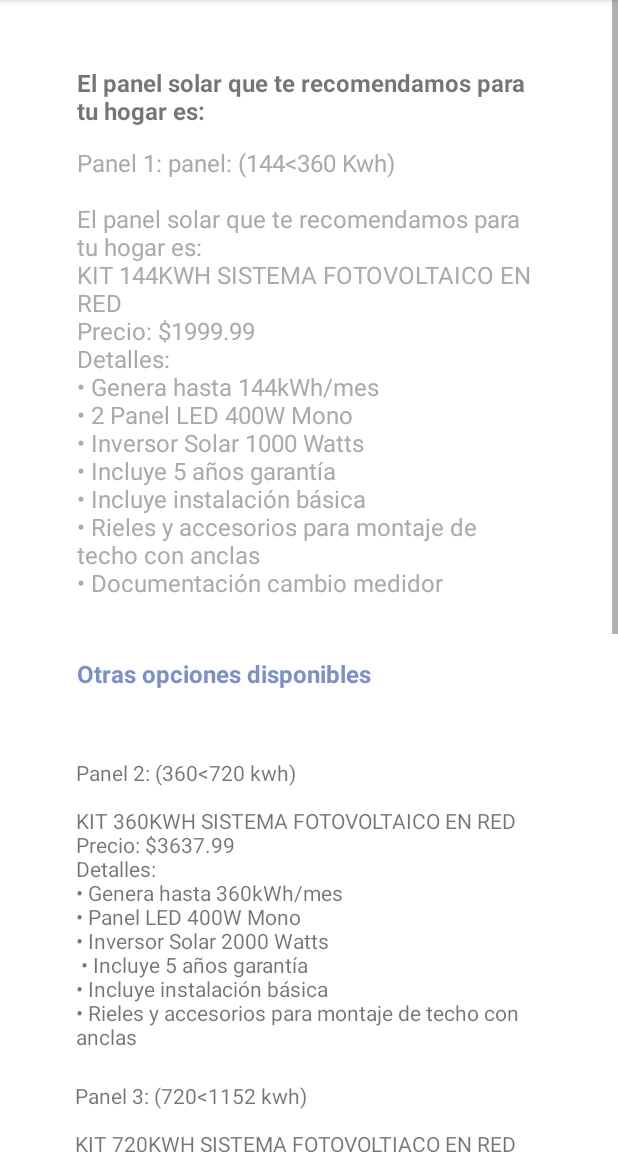
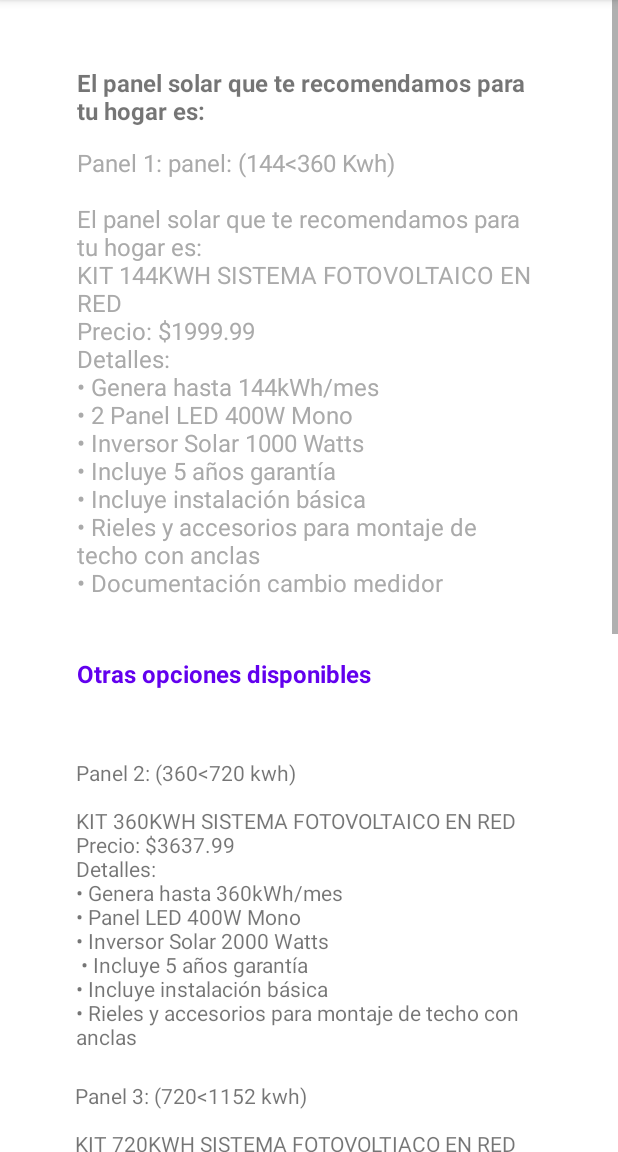
Before and after one commit to Jefferson545/proyectote, an Android app: the Activity_calc_panels screen opened directly, with no data from a screen before it, on a phone screen of 412 x 824 dp, the part 84-1236 px from its top. Run offline under Robolectric (Android 15) with nearby library versions, the phone set to English and light mode, and no system bars; 6 statements that could not run were skipped.

```diff
--- a/app/src/main/res/layout/activity_calc_panels.xml
+++ b/app/src/main/res/layout/activity_calc_panels.xml
@@ -42,7 +42,8 @@
             android:layout_height="63dp"
             android:layout_marginTop="20dp"
             android:text="Otras opciones disponibles"
-            android:textColor="@color/material_dynamic_primary60"
+            android:textColor="#FF6200EE"
+
             android:textSize="16sp"
             android:textStyle="bold"
             app:layout_constraintEnd_toEndOf="parent"
```
